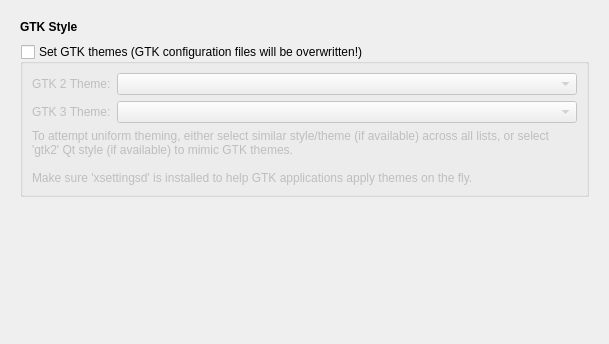
Above: lxqt-config-appearance/gtkconfig.ui from lxqt/lxqt-config before the change. Below: the same form after it.
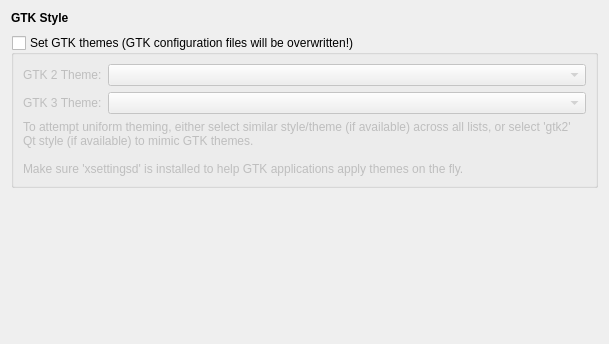
That is the form after the change.

Commit message: lxqt-config-appearance: Remove double margins for scrollarea pages (#1167)

Patch:
```diff
--- a/lxqt-config-appearance/gtkconfig.ui
+++ b/lxqt-config-appearance/gtkconfig.ui
@@ -32,6 +32,18 @@
        <property name="spacing">
         <number>10</number>
        </property>
+       <property name="leftMargin">
+        <number>0</number>
+       </property>
+       <property name="topMargin">
+        <number>0</number>
+       </property>
+       <property name="rightMargin">
+        <number>0</number>
+       </property>
+       <property name="bottomMargin">
+        <number>0</number>
+       </property>
        <item>
         <widget class="QLabel" name="label">
          <property name="font">
```
The commit also changes 1 other file.
